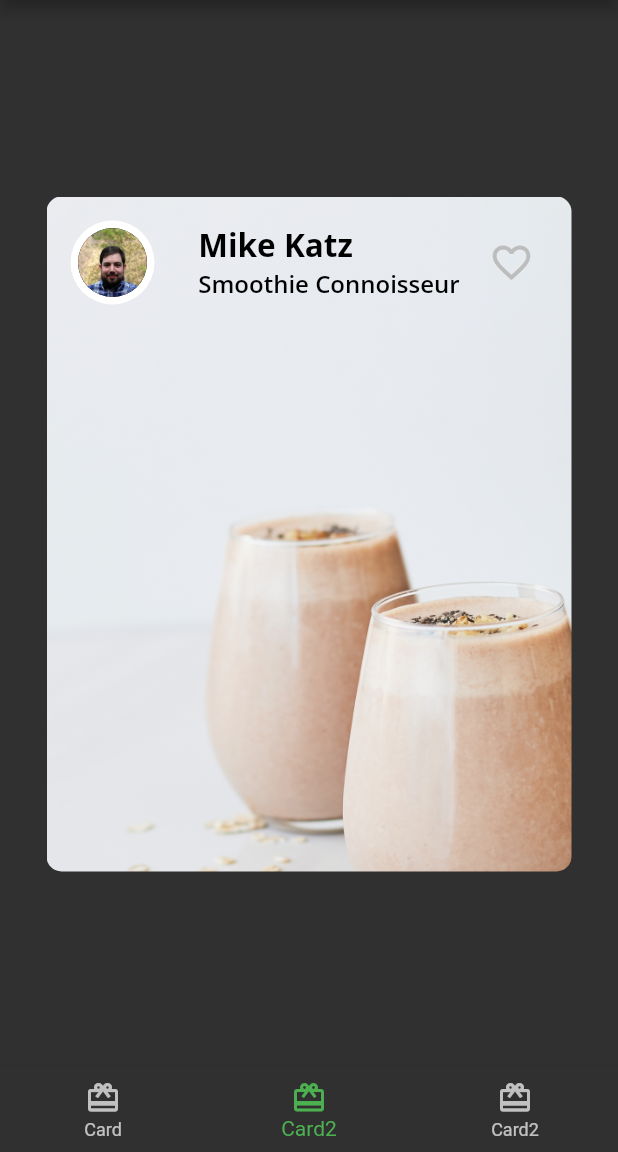
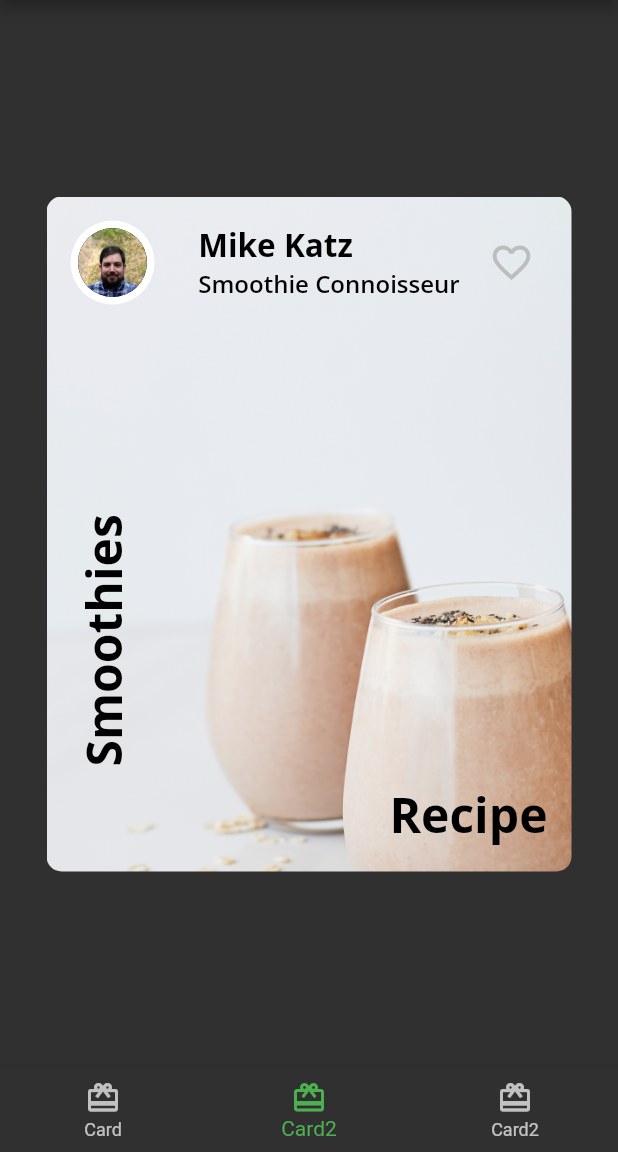
Before and after one commit to akgmage/fooder_lich, a Flutter app: the screen it shows after launch, item 2 of the bottom bar chosen, on a phone screen of 412 x 824 dp, the part 84-1236 px from its top. Run offline on Flutter 3.47's test engine with Material 2 defaults, Android fonts, the phone set to English and light mode, and no system bars; our stand-ins replace google_fonts.

Commit message:
Fill remaining available space with Expanded widget, Apply a stack widget to position the texts on top of each other, Apply Rotated box to rotate the text clockwise three quarter turns to make it appear vertical

```diff
--- a/lib/card2.dart
+++ b/lib/card2.dart
@@ -1,4 +1,5 @@
 import 'package:flutter/material.dart';
+import 'package:fooder_lich/fooderlich_theme.dart';
 import 'author_card.dart';
 
 class Card2 extends StatelessWidget {
@@ -16,11 +17,37 @@ class Card2 extends StatelessWidget {
           borderRadius: BorderRadius.all(Radius.circular(10.0)),
         ),
         child: Column(
-          children: const [
-            AuthorCard(
-                authorName: 'Mike Katz',
-                title: 'Smoothie Connoisseur',
-                imageProvider: AssetImage('assets/author_katz.jpeg')),
+          children: [
+            const AuthorCard(
+              authorName: 'Mike Katz',
+              title: 'Smoothie Connoisseur',
+              imageProvider: AssetImage('assets/author_katz.jpeg'),
+            ),
+            Expanded(
+              child: Stack(
+                children: [
+                  Positioned(
+                    bottom: 16,
+                    right: 16,
+                    child: Text(
+                      'Recipe',
+                      style: FooderlichTheme.lightTextTheme.headline1,
+                    ),
+                  ),
+                  Positioned(
+                    bottom: 70,
+                    left: 16,
+                    child: RotatedBox(
+                      quarterTurns: 3,
+                      child: Text(
+                        'Smoothies',
+                        style: FooderlichTheme.lightTextTheme.headline1,
+                      ),
+                    ),
+                  ),
+                ],
+              ),
+            ),
           ],
         ),
       ),
```
